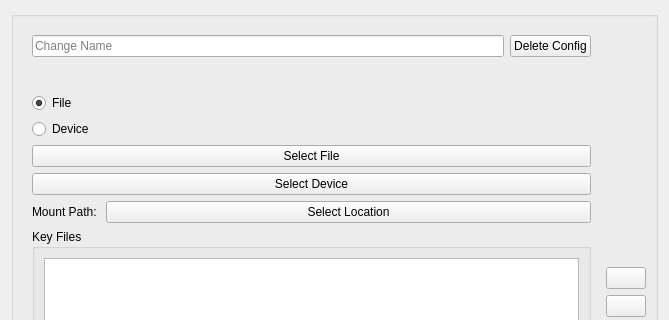
Qt form src/config/veracryptrunner_config_item.ui (alex1701c/krunner-veracryptrunner) before a commit; both pictures show x 0 to 669 and y 0 to 320 of the 669 by 580 pixel window.
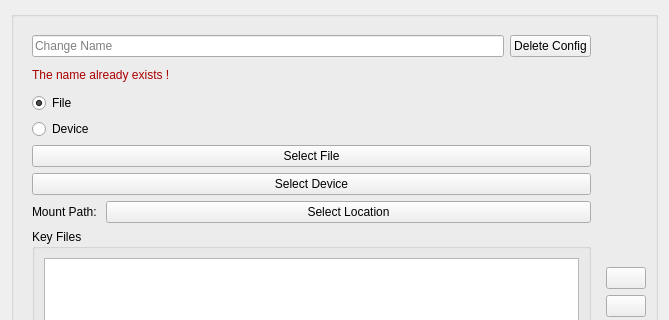
The same form after that commit. Icons and pictures are not drawn.

Diff of the .ui file:
```diff
--- a/src/config/veracryptrunner_config_item.ui
+++ b/src/config/veracryptrunner_config_item.ui
@@ -53,7 +53,7 @@
          <item>
           <widget class="QLabel" name="idLabel">
            <property name="text">
-            <string/>
+            <string>&lt;html&gt;&lt;head/&gt;&lt;body&gt;&lt;p&gt;&lt;span style=&quot; color:#aa0000;&quot;&gt;The name already exists !&lt;/span&gt;&lt;/p&gt;&lt;/body&gt;&lt;/html&gt;</string>
            </property>
           </widget>
          </item>
```
Left out of the diff: 11 changed lines with no effect on the pictures.
